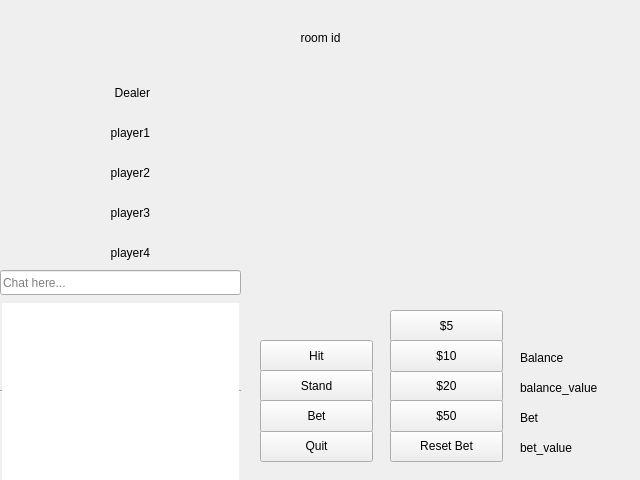
lehoangtran289/Blackjack, file blackjack-client/ui/game.ui: the form before one commit.
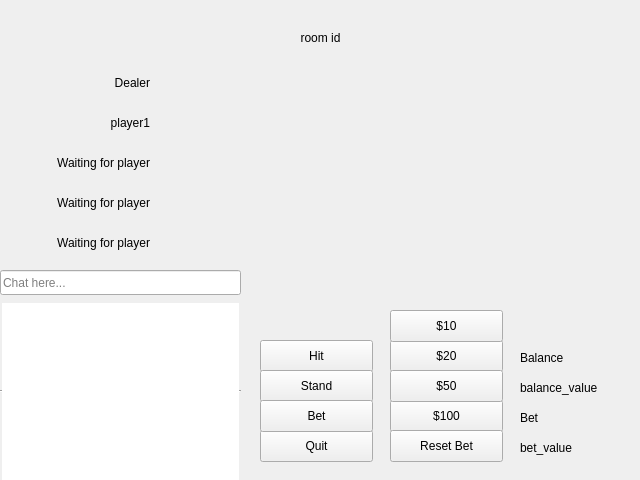
The form after the commit.

```diff
--- a/blackjack-client/ui/game.ui
+++ b/blackjack-client/ui/game.ui
@@ -82,7 +82,7 @@
    <property name="geometry">
     <rect>
      <x>50</x>
-     <y>120</y>
+     <y>110</y>
      <width>100</width>
      <height>25</height>
     </rect>
@@ -97,14 +97,14 @@
   <widget class="QLabel" name="plyer2_label">
    <property name="geometry">
     <rect>
-     <x>50</x>
-     <y>160</y>
-     <width>100</width>
+     <x>0</x>
+     <y>150</y>
+     <width>150</width>
      <height>25</height>
     </rect>
    </property>
    <property name="text">
-    <string>player2</string>
+    <string>Waiting for player</string>
    </property>
    <property name="alignment">
     <set>Qt::AlignRight|Qt::AlignTrailing|Qt::AlignVCenter</set>
@@ -113,14 +113,14 @@
   <widget class="QLabel" name="player3_label">
    <property name="geometry">
     <rect>
-     <x>50</x>
-     <y>200</y>
-     <width>100</width>
+     <x>0</x>
+     <y>190</y>
+     <width>150</width>
      <height>25</height>
     </rect>
    </property>
    <property name="text">
-    <string>player3</string>
+    <string>Waiting for player</string>
    </property>
    <property name="alignment">
     <set>Qt::AlignRight|Qt::AlignTrailing|Qt::AlignVCenter</set>
@@ -129,14 +129,14 @@
   <widget class="QLabel" name="player4_label">
    <property name="geometry">
     <rect>
-     <x>50</x>
-     <y>240</y>
-     <width>100</width>
+     <x>0</x>
+     <y>230</y>
+     <width>150</width>
      <height>25</height>
     </rect>
    </property>
    <property name="text">
-    <string>player4</string>
+    <string>Waiting for player</string>
    </property>
    <property name="alignment">
     <set>Qt::AlignRight|Qt::AlignTrailing|Qt::AlignVCenter</set>
@@ -146,7 +146,7 @@
    <property name="geometry">
     <rect>
      <x>50</x>
-     <y>80</y>
+     <y>70</y>
      <width>100</width>
      <height>25</height>
     </rect>
@@ -188,7 +188,7 @@
    <property name="geometry">
     <rect>
      <x>390</x>
-     <y>370</y>
+     <y>340</y>
      <width>113</width>
      <height>32</height>
     </rect>
@@ -201,20 +201,20 @@
    <property name="geometry">
     <rect>
      <x>390</x>
-     <y>310</y>
+     <y>400</y>
      <width>113</width>
      <height>32</height>
     </rect>
    </property>
    <property name="text">
-    <string>$5</string>
+    <string>$100</string>
    </property>
   </widget>
   <widget class="QPushButton" name="add_10_button">
    <property name="geometry">
     <rect>
      <x>390</x>
-     <y>340</y>
+     <y>310</y>
      <width>113</width>
      <height>32</height>
     </rect>
@@ -292,7 +292,7 @@
    <property name="geometry">
     <rect>
      <x>390</x>
-     <y>400</y>
+     <y>370</y>
      <width>113</width>
      <height>32</height>
     </rect>
```
Left out of the diff: 2 changed lines with no effect on the pictures.
